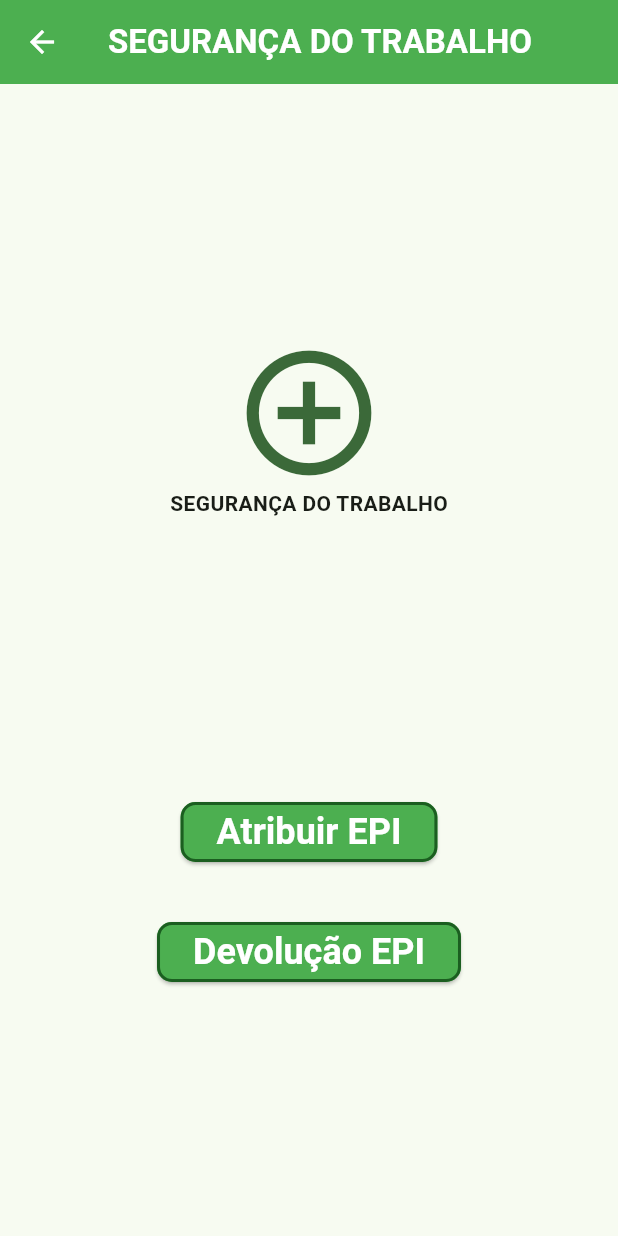
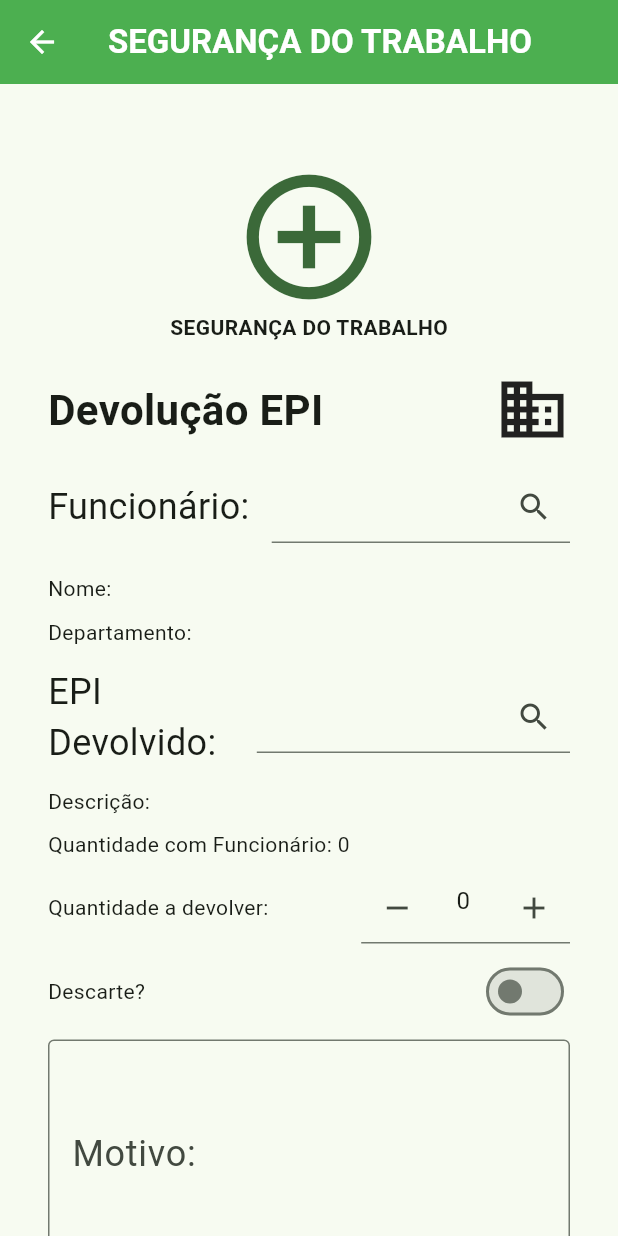
Before and after one commit to rodrigomoretto/epi_seguranca, a Flutter app: the MovimentoEpiView screen opened directly, after a tap on "Devolução EPI", on a phone screen of 412 x 824 dp. Run offline on Flutter 3.47's test engine with Material 2 defaults, Android fonts, the phone set to English and light mode, and no system bars; our stand-ins replace sqflite; accounts and stored records are empty.

Commit message:
Devolução e Descarte

```diff
--- a/lib/model/epi.model.dart
+++ b/lib/model/epi.model.dart
@@ -5,6 +5,7 @@ class Epi {
   final int estoque;
   final DateTime dataValidade;
   final DateTime? cadastro;
+  int qtdFunc;
 
   Epi({
     required this.id,
@@ -12,7 +13,8 @@ class Epi {
     required this.descricao,
     required this.estoque,
     required this.dataValidade,
-    this.cadastro
+    this.cadastro,
+    this.qtdFunc = 0,
   });
 
   factory Epi.fromSqfliteDatabase(Map<String, dynamic> map) => Epi(
--- a/lib/util/constants/string.constants.dart
+++ b/lib/util/constants/string.constants.dart
@@ -75,6 +75,19 @@ class AtribuiEpiConstants {
   static const String quantidadeAtribuir = 'Quantidade a atribuir';
 }
 
+class DevolveEpiConstants {
+  static const String devolucaoEpi = 'Devolução EPI';
+  static const String funcionario = 'Funcionário';
+  static const String nome = 'Nome';
+  static const String departamento = 'Departamento';
+  static const String epiDevolvido = 'EPI Devolvido';
+  static const String descricao = 'Descrição';
+  static const String quantidadeDevolver = 'Quantidade a devolver';
+  static const String quantidadeComFuncionario = 'Quantidade com Funcionário';
+  static const String descarte = 'Descarte?';
+  static const String motivo = 'Motivo';
+}
+
 class RelatorioConstants {
   static const String relatorios = 'Relatórios';
   static const String funcionariosCadastrados = 'Funcionários Cadastrados';
--- a/lib/view/funcionario/funcionarioList.view.dart
+++ b/lib/view/funcionario/funcionarioList.view.dart
@@ -105,6 +105,7 @@ class _FuncionarioListViewState extends State<FuncionarioListView> {
       for (Epi epi in func.episAtribuidos!) {
         listaPersonalizada.add(CLayoutItem(label: '${EpiConstants.codigo}: ', data: epi.codigo),);
         listaPersonalizada.add(CLayoutItem(label: '${EpiConstants.descricao}: ', data: epi.descricao),);
+        listaPersonalizada.add(CLayoutItem(label: '${EpiConstants.quantidade}: ', data: epi.qtdFunc.toString()),);
         if (func.episAtribuidos?.last != epi){
           listaPersonalizada.add(CLayoutItem(label: '---------------------------', data: ''),);
         }
--- a/lib/view/movimento/atribuicaoEpi.view.dart
+++ b/lib/view/movimento/atribuicaoEpi.view.dart
@@ -1,4 +1,3 @@
-import 'package:epi_seguranca/controller/movimento/atribuicaoEpi.controller.dart';
 import 'package:epi_seguranca/controller/movimento/movimentoEpi.controller.dart';
 import 'package:epi_seguranca/model/epi.model.dart';
 import 'package:epi_seguranca/model/funcionario.model.dart';
@@ -222,7 +221,7 @@ class _AtribuicaoEpiViewState extends State<AtribuicaoEpiView> {
                       idTipoMovMov: _idTipoMovimento,
                       quantidadeMov: _quantidade,
                     );
-                    await AtribuicaoController().createMovimento(
+                    await MovimentoEpiController().createMovimento(
                       movimento: _movimento,
                       epi: _epi
                     );
--- a/lib/view/movimento/devolucaoEpi.view.dart
+++ b/lib/view/movimento/devolucaoEpi.view.dart
@@ -0,0 +1,334 @@
+import 'package:epi_seguranca/controller/movimento/movimentoEpi.controller.dart';
+import 'package:epi_seguranca/model/epi.model.dart';
+import 'package:epi_seguranca/model/funcionario.model.dart';
+import 'package:epi_seguranca/model/movimento.model.dart';
+import 'package:epi_seguranca/util/constants/app.constants.dart';
+import 'package:epi_seguranca/util/constants/string.constants.dart';
+import 'package:epi_seguranca/util/widgets/customAppBar.widget.dart';
+import 'package:epi_seguranca/util/widgets/customButton.widget.dart';
+import 'package:epi_seguranca/util/widgets/logo.widget.dart';
+import 'package:flutter/material.dart';
+
+class DevolucaoEpiView extends StatefulWidget {
+  const DevolucaoEpiView({super.key});
+
+  @override
+  State<DevolucaoEpiView> createState() => _DevolucaoEpiViewState();
+}
+
+class _DevolucaoEpiViewState extends State<DevolucaoEpiView> {
+  Epi _epi = Epi.initialValues();
+  Funcionario _funcionario = Funcionario.initialValues();
+  int _quantidade = 0;
+  int _idTipoMovimento = CodigoMovimentoConstants.entradaDevolucao;
+  Movimento _movimento = Movimento.initialValues();
+  bool _descarte = false;
+
+  final GlobalKey<FormState> _formkey = GlobalKey<FormState>();
+  final TextEditingController _epiController = TextEditingController.fromValue(TextEditingValue.empty);
+  final TextEditingController _funcionarioController = TextEditingController.fromValue(TextEditingValue.empty);
+  final TextEditingController _quantidadeController = TextEditingController.fromValue(const TextEditingValue(text:'0'));
+  final TextEditingController _motivoController = TextEditingController.fromValue(TextEditingValue.empty);
+
+  @override
+  Widget build(BuildContext context) {
+    return Scaffold(
+      appBar: customAppBar,
+      body: SingleChildScrollView(
+        child: Padding(
+          padding: const EdgeInsets.all(32.0),
+          child: Form(
+            key: _formkey,
+            child: Column(
+              children: [
+                const Logo(),
+                const ScreenCard(
+                  DevolveEpiConstants.devolucaoEpi,
+                  icone: Icons.business,
+                ),
+
+                Padding(
+                  padding: const EdgeInsets.symmetric(vertical: 16),
+                  child: Row(
+                    mainAxisAlignment: MainAxisAlignment.spaceBetween,
+                    children: [
+                      const Flexible(
+                        flex: 3,
+                        child: Text(
+                          '${DevolveEpiConstants.funcionario}: ',
+                          style: TextStyle(
+                            fontSize: 24
+                          ),
+                        ),
+                      ),
+                      Flexible(
+                        flex: 4,
+                        child: TextFormField(
+                          controller: _funcionarioController,
+                          textAlign: TextAlign.center,
+                          readOnly: true,
+                          decoration: const InputDecoration(
+                            suffixIcon: Icon(Icons.search),
+                          ),
+                          onTap: () async {
+                            final resultado = await MovimentoEpiController.goToFuncionarioSelecao(context);
+                            if (resultado != null) {
+                              setState(() {
+                                _funcionario = resultado;
+                              });
+                              _funcionarioController.text = _funcionario.id.toString();
+                            }
+                          },
+                        ),
+                      ),
+                    ],
+                  ),
+                ),
+                Padding(
+                  padding: const EdgeInsets.symmetric(vertical: 4),
+                  child: Row(
+                    mainAxisAlignment: MainAxisAlignment.start,
+                    children: [
+                      const Flexible(child: Text('${DevolveEpiConstants.nome}: ')),
+                      Flexible(child: Text(_funcionario.nome)),
+                    ],
+                  ),
+                ),
+                Padding(
+                  padding: const EdgeInsets.symmetric(vertical: 4),
+                  child: Row(
+                    mainAxisAlignment: MainAxisAlignment.start,
+                    children: [
+                      const Flexible(child: Text('${DevolveEpiConstants.departamento}: ')),
+                      Flexible(child: Text(_funcionario.departamento)),
+                    ],
+                  ),
+                ),
+
+                Padding(
+                  padding: const EdgeInsets.symmetric(vertical: 8),
+                  child: Row(
+                    mainAxisAlignment: MainAxisAlignment.spaceBetween,
+                    children: [
+                      const Flexible(
+                        flex: 2,
+                        child: Text(
+                          '${DevolveEpiConstants.epiDevolvido}: ',
+                          style: TextStyle(
+                            fontSize: 24
+                          ),
+                        ),
+                      ),
+                      Flexible(
+                        flex: 3,
+                        child: TextFormField(
+                          controller: _epiController,
+                          textAlign: TextAlign.center,
+                          readOnly: true,
+                          decoration: const InputDecoration(
+                            suffixIcon: Icon(Icons.search),
+                          ),
+                          onTap: () async {
+                            final List<int> idsEpis = List.empty(growable: true);
+
+                            for (Epi epi in _funcionario.episAtribuidos!) {
+                              idsEpis.add(epi.id);
+                            }
+                            final resultado = await MovimentoEpiController.goToEpiSelecao(
+                              context, funcionario: _funcionario
+                            );
+                            if (resultado != null) {
+                              for (var epiFunc in _funcionario.episAtribuidos!) {
+                                if (epiFunc.id == resultado.id) {
+                                  setState(() {
+                                    _quantidade = epiFunc.qtdFunc;
+                                  });
+                                  break;
+                                }
+                              }
+
+                              setState(() {
+                                _epi = resultado;
+                              });
+                              _epiController.text = _epi.codigo;
+                              _quantidadeController.text = _quantidade.toString();
+                            }
+                          },
+                        ),
+                      ),
+                    ],
+                  ),
+                ),
+                Padding(
+                  padding: const EdgeInsets.symmetric(vertical: 4),
+                  child: Row(
+                    mainAxisAlignment: MainAxisAlignment.start,
+                    children: [
+                      const Flexible(child: Text(
+                        '${DevolveEpiConstants.descricao}: ',
+                        // style: TextStyle(fontSize: 18),
+                      )),
+                      Flexible(child: Text(_epi.descricao)),
+                    ],
+                  ),
+                ),
+                Padding(
+                  padding: const EdgeInsets.symmetric(vertical: 4),
+                  child: Row(
+                    mainAxisAlignment: MainAxisAlignment.start,
+                    children: [
+                      const Flexible(
+                        flex: 3,
+                        child: Text(
+                          '${DevolveEpiConstants.quantidadeComFuncionario}: ',
+                          // style: TextStyle(fontSize: 18),
+                      )),
+                      Flexible(
+                        flex: 2,
+                        child: Text(_epi.qtdFunc.toString())
+                      ),
+                    ],
+                  ),
+                ),
+
+
+
+                Padding(
+                  padding: const EdgeInsets.symmetric(vertical: 4),
+                  child: Row(
+                    mainAxisAlignment: MainAxisAlignment.spaceBetween,
+                    children: [
+                      const Flexible(
+                        flex: 3,
+                        child: Text('${DevolveEpiConstants.quantidadeDevolver}: ')
+                      ),
+                      // Flexible(
+                      //   flex: 1,
+                      //   child: Container()
+                      // ),
+                      Flexible(
+                        flex: 2,
+                        child: TextFormField(
+                          textAlign: TextAlign.center,
+                          keyboardType: TextInputType.number,
+                          controller: _quantidadeController,
+                          readOnly: true,
+                          decoration: InputDecoration(
+                            prefixIcon: InkWell(
+                              onTap: () {
+                                if (_quantidade <= _epi.qtdFunc && _quantidade > 1) {
+                                  _quantidade--;
+                                  _quantidadeController.text = _quantidade.toString();
+                                }
+                              },
+                              child: const Icon(Icons.remove),
+                            ),
+                            suffixIcon: InkWell(
+                              onTap: () {
+                                if (_quantidade < _epi.qtdFunc && _quantidade >= 1) {
+                                  _quantidade++;
+                                  _quantidadeController.text = _quantidade.toString();
+                                }
+                              },
+                              child: const Icon(Icons.add),
+                            ),
+                          ),
+                        ),
+                      ),
+                    ],
+                  ),
+                ),
+
+                Padding(
+                  padding: const EdgeInsets.symmetric(vertical: 4),
+                  child: Row(
+                    mainAxisAlignment: MainAxisAlignment.spaceBetween,
+                    children: [
+                      const Flexible(child: Text(
+                        DevolveEpiConstants.descarte,
+                        // style: TextStyle(fontSize: 18),
+                      )),
+                      Flexible(
+                        child: Switch.adaptive(
+                          value: _descarte,
+                          onChanged: (bool value) {
+                            setState(() {
+                              _descarte = value;
+                            });
+                          }
+                        )
+                      ),
+                    ],
+                  ),
+                ),
+
+                Padding(
+                  padding: const EdgeInsets.symmetric(vertical: 4),
+                  child: TextFormField(
+                    controller: _motivoController,
+                    decoration: const InputDecoration(
+                      labelText: '${DevolveEpiConstants.motivo}: ',
+                      border: OutlineInputBorder(borderSide: BorderSide(style: BorderStyle.solid)),
+                    ),
+                    maxLines: 5,
+                  ),
+                ),
+
+                CustomButton(
+                  texto: ApplicationConstants.incluir,
+                  funcao: () async {
+                    if(_descarte) {
+                      _idTipoMovimento = CodigoMovimentoConstants.entradaDescarte;
+                    }
+
+                    if (_formkey.currentState!.validate()) {
+                      _formkey.currentState!.save();
+                      _movimento = Movimento.fromMovimento(
+                        idFuncMov: _funcionario.id,
+                        idEpiMov: _epi.id,
+                        idTipoMovMov: _idTipoMovimento,
+                        quantidadeMov: _quantidade,
+                      );
+                      await MovimentoEpiController().createMovimento(
+                        movimento: _movimento,
+                        epi: _epi
+                      );
+                      if (!context.mounted) return;
+                      Navigator.of(context).pop();
+                    }
+                  }
+                ),
+              ],
+            ),
+          ),
+        ),
+      ),
+    );
+  }
+}
+
+class ScreenCard extends StatelessWidget {
+  final String texto;
+  final IconData icone;
+  const ScreenCard(this.texto, {required this.icone, super.key});
+
+  @override
+  Widget build(BuildContext context) {
+    return Row(
+      mainAxisAlignment: MainAxisAlignment.spaceBetween,
+      children: [
+        Text(
+          texto,
+          style: const TextStyle(
+            fontSize: 28,
+            fontWeight: FontWeight.bold,
+          ),
+        ),
+        Icon(
+          icone,
+          size: 50,
+        ),
+      ],
+    );
+  }
+}
--- a/lib/view/movimento/movimentoEpi.view.dart
+++ b/lib/view/movimento/movimentoEpi.view.dart
@@ -28,7 +28,7 @@ class MovimentoEpiView extends StatelessWidget {
                         texto: MovimentoEpiConstants.atribuirEpi,
                       ),
                       CustomButton(
-                        funcao: () {},
+                        funcao: () => MovimentoEpiController.goToDevolverEPI(context),
                         texto: MovimentoEpiConstants.devolucaoEpi,
                       ),
                     ],
```
Also changed, not shown: lib/controller/epi.controller.dart (+14 -0 lines), lib/controller/funcionario.controller.dart (+46 -4 lines), lib/controller/movimento/atribuicaoEpi.controller.dart (deleted, +0 -101 lines), lib/controller/movimento/movimentoEpi.controller.dart (+164 -4 lines), lib/view/epi/epiList.view.dart (+17 -3 lines), lib/controller/movimento/devolucaoEpi.controller.dart (deleted).
